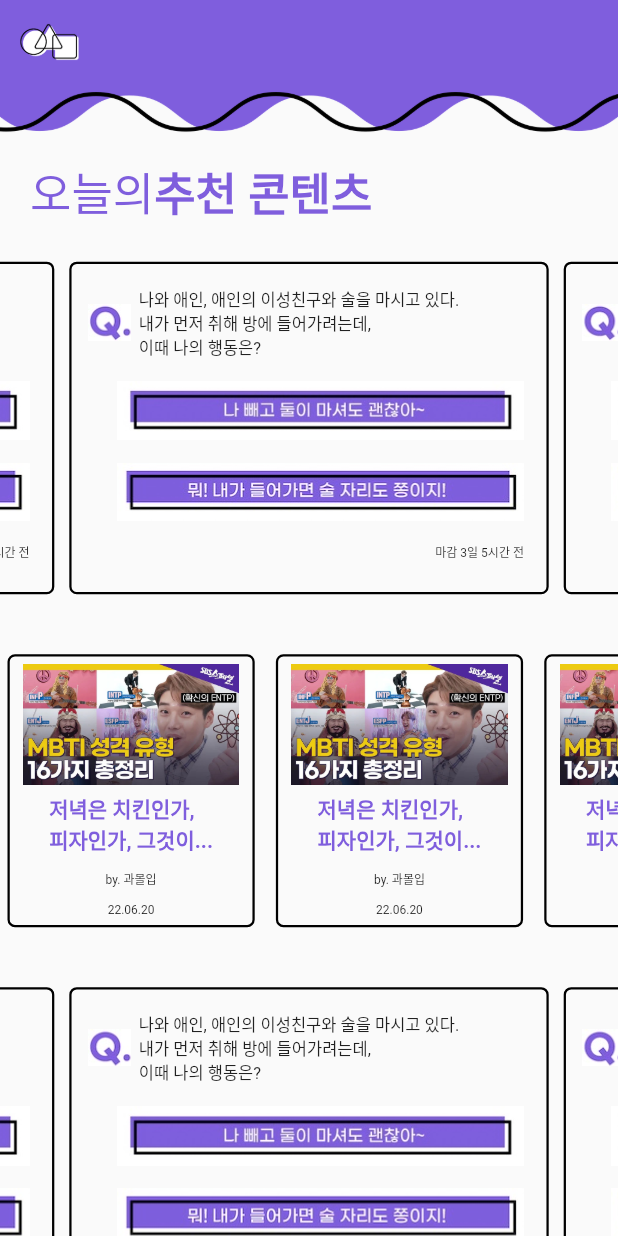
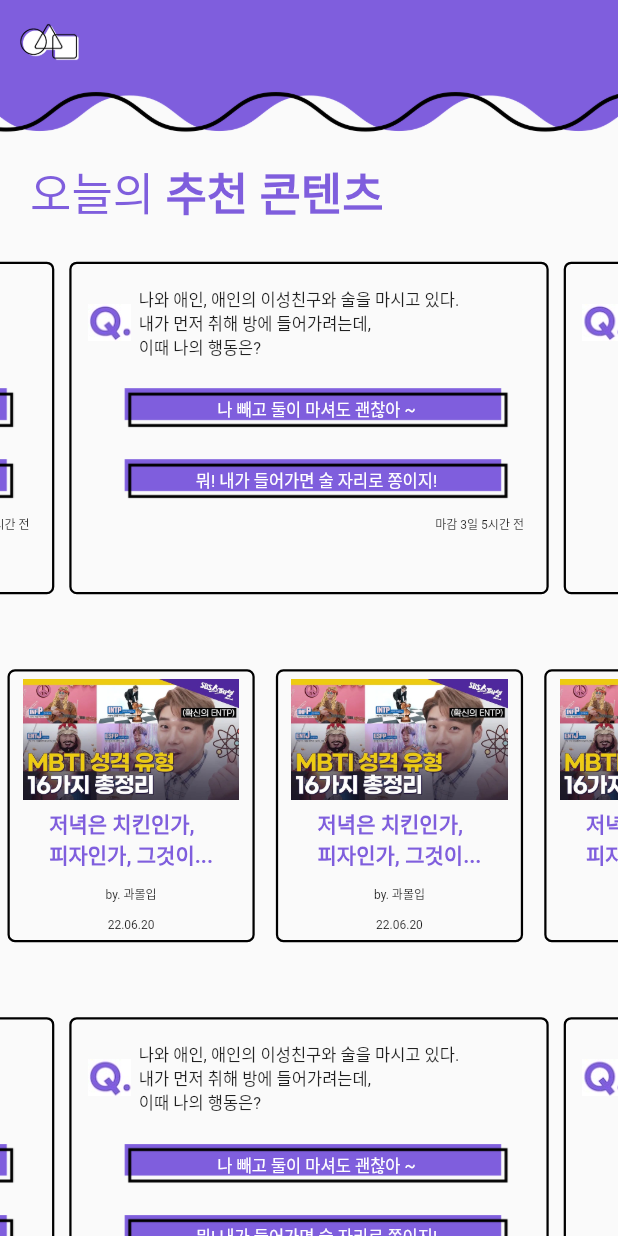
Before and after one commit to sw-hackathon-2022/mbtmi-flutter, a Flutter app: the ContentsScreen screen opened directly, on a phone screen of 412 x 824 dp. Run offline on Flutter 3.47's test engine with Material 2 defaults, Android fonts, the phone set to English and light mode, and no system bars; drawn by our look-alikes of carousel_slider; our stand-ins replace dotted_line, flutter_svg, get, persistent_bottom_nav_bar, syncfusion_flutter_charts; missing offline and left inert: kakao_flutter_sdk_common, kakao_flutter_sdk_user; Roboto replaces fonts that are missing (GmarketSans).

Commit message:
feat : 버튼 수정 및 댓글 수정 중

```diff
--- a/lib/screens/home/contents/components/question.dart
+++ b/lib/screens/home/contents/components/question.dart
@@ -86,7 +86,7 @@
   Widget build(BuildContext context) {
     return Container(
       margin: const EdgeInsets.all(5),
-      width: Get.width * 0.8,
+      width: Get.width * 0.9,
       child: GestureDetector(
           onTap: press,
           child: Container(
@@ -98,7 +98,8 @@
                   ),
             ),
             child: Column(
-              crossAxisAlignment: CrossAxisAlignment.stretch,
+              // crossAxisAlignment: CrossAxisAlignment.stretch,
+
               children: <Widget>[
                 const SizedBox(height: 10),
                 Row(children: <Widget>[
@@ -111,29 +112,49 @@
                     style: TextStyle(fontSize: 11),
                   ),
                 ]),
-                const SizedBox(height: 15),
+                const SizedBox(height: 10),
                 Padding(
-                  padding: const EdgeInsets.only(right: 10, left: 25),
-                  child: Image.asset('assets/images/contents_btn1.jpg',
-                      width: Get.width * 0.7),
+                  padding: const EdgeInsets.only(
+                      left: 30, right: 20, top: 10, bottom: 10),
+                  child: Stack(alignment: Alignment.center, children: [
+                    Image.asset(
+                      'assets/images/contents_btn.png',
+                    ),
+                    const Text(
+                      '나 빼고 둘이 마셔도 괜찮아 ~',
+                      style: TextStyle(
+                        fontFamily: 'GmarketSans',
+                        fontSize: 11,
+                        color: Colors.white,
+                      ),
+                    ),
+                  ]),
+                ),
+                Padding(
+                  padding: const EdgeInsets.only(left: 30, right: 20, top: 10),
+                  child: Stack(alignment: Alignment.center, children: [
+                    Image.asset(
+                      'assets/images/contents_btn.png',
+                    ),
+                    const Text(
+                      '뭐! 내가 들어가면 술 자리로 쫑이지!',
+                      style: TextStyle(
+                        fontFamily: 'GmarketSans',
+                        fontSize: 11,
+                        color: Colors.white,
+                      ),
+                    ),
+                  ]),
                 ),
                 const SizedBox(
-                  height: 15,
-                ),
-                Padding(
-                  padding: const EdgeInsets.only(right: 10, left: 25),
-                  child: Image.asset('assets/images/contents_btn2.jpg',
-                      width: Get.width * 0.7),
-                ),
-                const SizedBox(
-                  height: 15,
+                  height: 10,
                 ),
                 Padding(
                   padding: const EdgeInsets.only(right: 10),
                   child: Row(
                     mainAxisAlignment: MainAxisAlignment.end,
-                    children: [
-                      const Text(
+                    children: const [
+                      Text(
                         '마감 3일 5시간 전',
                         style: TextStyle(
                           fontFamily: 'GmarketSans',
--- a/lib/screens/home/contents/contents_screen.dart
+++ b/lib/screens/home/contents/contents_screen.dart
@@ -37,7 +37,7 @@
                 SizedBox(
                   width: 20,
                 ),
-                Text('오늘의',
+                Text('오늘의 ',
                     style: TextStyle(
                         color: kPurpleColor,
                         fontFamily: 'GmarketSans',
@@ -58,11 +58,11 @@
             ),
             Qusetion(),
             const SizedBox(
-              height: 30,
+              height: 40,
             ),
             Youtube(),
             const SizedBox(
-              height: 30,
+              height: 40,
             ),
             Qusetion(),
             const SizedBox(
--- /dev/null
+++ b/lib/screens/home/feed/detail/background.dart
@@ -0,0 +1,38 @@
+import 'package:flutter/material.dart';
+import 'package:flutter_svg/svg.dart';
+import 'package:mbtmi/constants.dart';
+
+class Background extends StatelessWidget {
+  final Widget child;
+  const Background({
+    Key? key,
+    required this.child,
+  }) : super(key: key);
+
+  @override
+  Widget build(BuildContext context) {
+    Size size = MediaQuery.of(context).size;
+    return GestureDetector(
+      onTap: () {
+        FocusScope.of(context).unfocus();
+      },
+      child: Container(
+        width: double.infinity,
+        height: size.height,
+        child: Stack(
+          alignment: Alignment.center,
+          children: <Widget>[
+            Positioned(
+              top: 0,
+              child: Image.asset(
+                "assets/images/feed_appbar.png",
+                width: size.width,
+              ),
+            ),
+            child,
+          ],
+        ),
+      ),
+    );
+  }
+}
--- a/lib/screens/home/home_screen.dart
+++ b/lib/screens/home/home_screen.dart
@@ -9,6 +9,7 @@
 import 'analytic/analytic_screen.dart';
 import 'constant_screen.dart';
 import 'contents/contents_screen.dart';
+import 'feed/detail/detail_screen.dart';
 import 'feed/feed_screen.dart';
 
 class HomeScreen extends StatefulWidget {
@@ -28,7 +29,8 @@
   List<Widget> _buildScreens() {
     return [
       const ContentsScreen(),
-      const FeedScreen(),
+      //const FeedScreen(),
+      const DetailScreen(),
       const AnalyticScreen(),
     ];
   }
```
Also changed, not shown: lib/model/massage_list.dart (added, +86 -0 lines), lib/model/message_send.dart (added, +85 -0 lines), lib/screens/home/feed/detail/avartar_widget.dart (added, +54 -0 lines), lib/screens/home/feed/detail/comment/comment_avartar.dart (added, +41 -0 lines), lib/screens/home/feed/detail/detail_screen.dart (added, +194 -0 lines), assets/images/ENFJ.png (added), assets/images/contents_btn.png (added), assets/images/contents_btn_with_margin.png (added), assets/images/detail_comment.png (added), assets/images/feed_appbar.png (renamed from assets/images/feed_3sketch.png), assets/svg/detail_heart.svg (added), assets/svg/detail_question.svg (added), assets/svg/detail_send.svg (added), assets/svg/feed_actionIcon.svg (added), 3 other files.
